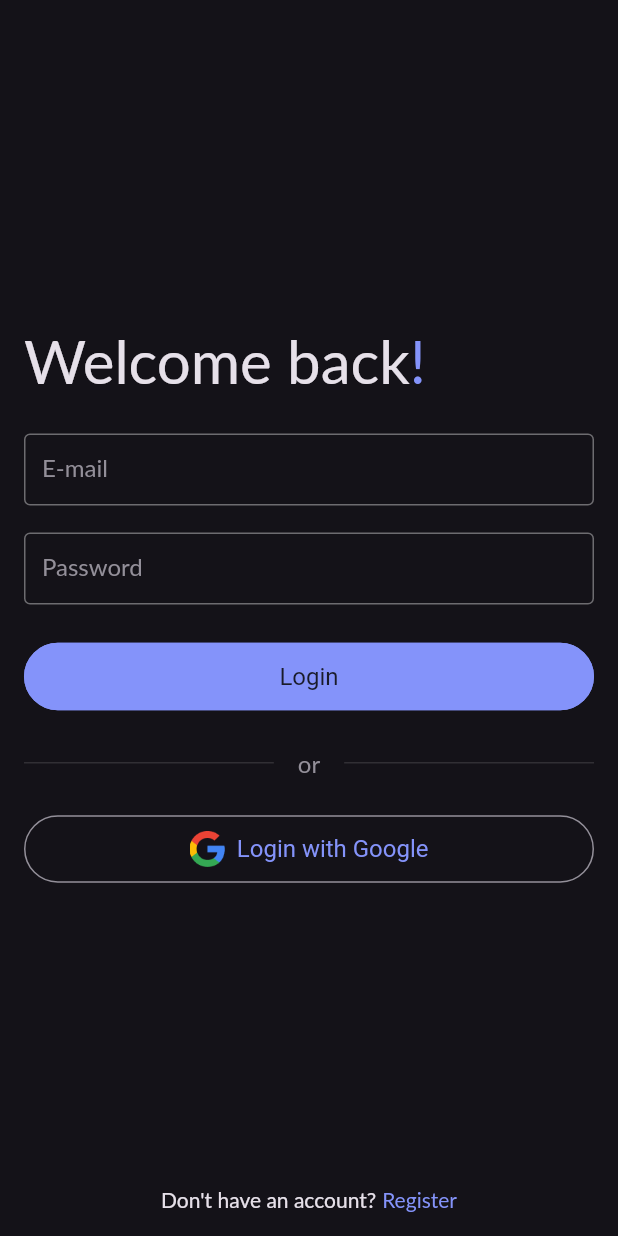
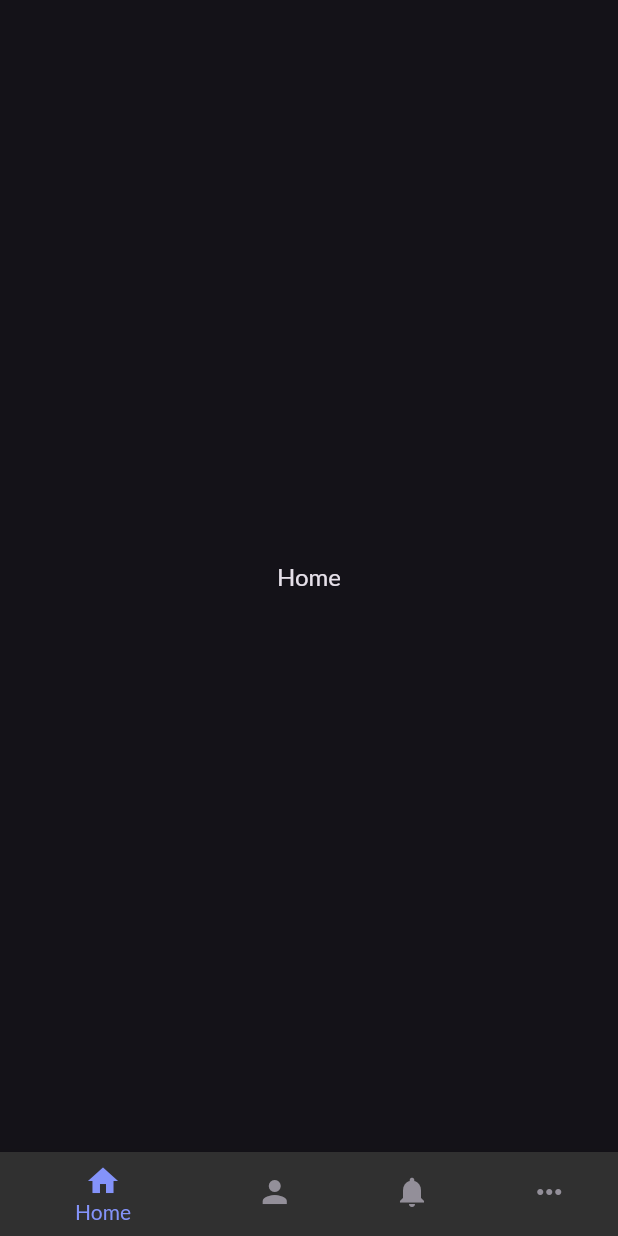
Before and after one commit to amaliamuresan/trivia_flutter, a Flutter app: the screen it shows after launch, after a tap on "Login", on a phone screen of 412 x 824 dp. Run offline on Flutter 3.47's test engine with Material 2 defaults, Android fonts, the phone set to English and light mode, and no system bars; our stand-ins replace go_router.

Commit message:
added bottom nav bar + routes

```diff
--- a/lib/main.dart
+++ b/lib/main.dart
@@ -7,7 +7,7 @@ void main() {
 }
 
 class MyApp extends StatelessWidget {
-  const MyApp({Key? key}) : super(key: key);
+  const MyApp({super.key});
 
   // This widget is the root of your application.
   @override
--- a/lib/src/features/authentication/views/login_screen.dart
+++ b/lib/src/features/authentication/views/login_screen.dart
@@ -52,7 +52,7 @@ class _LoginScreenState extends State<LoginScreen> {
             ),
             const SizedBox(height: 24),
             CustomButton.primary(
-              onPressed: () {},
+              onPressed: () => context.goNamed(RouteNames.home),
               text: 'Login',
             ),
             const SizedBox(height: 24),
@@ -74,7 +74,7 @@ class _LoginScreenState extends State<LoginScreen> {
                 const SizedBox(width: 4),
                 GestureDetector(
                   onTap: () {
-                    context.pushNamed(AppRoutes.register);
+                    context.pushNamed(RouteNames.register);
                   },
                   child: const Text(
                     'Register',
--- a/lib/src/features/authentication/views/register_screen.dart
+++ b/lib/src/features/authentication/views/register_screen.dart
@@ -18,7 +18,8 @@ class RegisterScreen extends StatefulWidget {
 class _RegisterScreenState extends State<RegisterScreen> {
   @override
   Widget build(BuildContext context) {
-    return Scaffold(
+    return Scaffold(resizeToAvoidBottomInset:false,
+
       body: Padding(
         padding: const EdgeInsets.all(AppMargins.regularMargin),
         child: Column(
@@ -75,7 +76,7 @@ class _RegisterScreenState extends State<RegisterScreen> {
                 ),
                 const SizedBox(width: 4),
                 GestureDetector(
-                  onTap: () => context.pushNamed(AppRoutes.login),
+                  onTap: () => context.pushNamed(RouteNames.login),
                   child: const Text(
                     'Login',
                     style: TextStyle(
--- /dev/null
+++ b/lib/src/features/main/presentation/main_screen.dart
@@ -0,0 +1,64 @@
+import 'package:flutter/material.dart';
+import 'package:go_router/go_router.dart';
+import 'package:trivia_app/src/widgets/app_bars/custom_bottom_nav_bar.dart';
+
+class MainScreen extends StatefulWidget {
+  const MainScreen({required this.child, super.key});
+
+  final Widget child;
+
+  @override
+  State<MainScreen> createState() => _MainScreenState();
+}
+
+class _MainScreenState extends State<MainScreen> {
+  int currentIndex = 0;
+
+  int get _currentIndex => _locationToTabIndex(GoRouter.of(context).location);
+
+  int _locationToTabIndex(String location) {
+    final index = tabs.indexWhere((t) => location.startsWith(t.initialLocation));
+    return index < 0 ? 0 : index;
+  }
+
+  void _onItemTapped(BuildContext context, int tabIndex) {
+    if (tabIndex != _currentIndex) {
+      context.go(tabs[tabIndex].initialLocation);
+    }
+  }
+
+  @override
+  Widget build(BuildContext context) {
+    return Scaffold(
+      body: widget.child,
+      bottomNavigationBar: CustomBottomNavBar(
+        items: tabs,
+        currentIndex: _currentIndex,
+        onItemTap: (index) => _onItemTapped(context, index),
+      ),
+    );
+  }
+
+  static const tabs = [
+    CustomNavBarItem(
+      initialLocation: '/home',
+      icon: Icon(Icons.home),
+      label: 'Home',
+    ),
+    CustomNavBarItem(
+      initialLocation: '/profile',
+      icon: Icon(Icons.person),
+      label: 'Profile',
+    ),
+    CustomNavBarItem(
+      icon: Icon(Icons.notifications),
+      label: 'Notifications',
+      initialLocation: '/notifications',
+    ),
+    CustomNavBarItem(
+      icon: Icon(Icons.more_horiz),
+      label: 'More',
+      initialLocation: '/more',
+    ),
+  ];
+}
--- /dev/null
+++ b/lib/src/routes/route_names.dart
@@ -0,0 +1,12 @@
+part of 'routes.dart';
+
+class RouteNames {
+  const RouteNames._();
+
+  static const String register = 'register';
+  static const String login = 'login';
+  static const String home = 'home';
+  static const String profile = 'profile';
+  static const String notifications = 'notifications';
+  static const String more = 'more';
+}
--- a/lib/src/routes/routes.dart
+++ b/lib/src/routes/routes.dart
@@ -1,13 +1,14 @@
 import 'package:flutter/cupertino.dart';
+import 'package:flutter/material.dart';
 import 'package:go_router/go_router.dart';
 import 'package:trivia_app/src/features/authentication/views/login_screen.dart';
 import 'package:trivia_app/src/features/authentication/views/register_screen.dart';
+import 'package:trivia_app/src/features/main/presentation/main_screen.dart';
+
+part 'route_names.dart';
 
 class AppRoutes {
   const AppRoutes._();
-
-  static const String register = 'register';
-  static const String login = 'login';
 
   static final GoRouter routes = GoRouter(
     routes: [
@@ -23,18 +24,82 @@ class AppRoutes {
       ),
       GoRoute(
         path: '/register',
-        name: register,
+        name: RouteNames.register,
         builder: (BuildContext context, GoRouterState state) {
           return const RegisterScreen();
         },
       ),
       GoRoute(
         path: '/login',
-        name: login,
+        name: RouteNames.login,
         builder: (BuildContext context, GoRouterState state) {
           return const LoginScreen();
         },
-      )
+      ),
+      _mainRoutes
+    ],
+  );
+
+  static final _mainRoutes = ShellRoute(
+    // navigatorKey: _shellMainNavigatorKey,
+    builder: (context, state, child) {
+      return Container(child: child);
+    },
+    routes: <RouteBase>[
+      GoRoute(
+        path: '/home',
+        name: RouteNames.home,
+        pageBuilder: (BuildContext context, GoRouterState state) {
+          return const NoTransitionPage(
+            child: MainScreen(
+              child: Center(
+                child: Text('Home'),
+              ),
+            ),
+          );
+        },
+      ),
+      GoRoute(
+        path: '/profile',
+        name: RouteNames.profile,
+        pageBuilder: (BuildContext context, GoRouterState state) {
+          return const NoTransitionPage(
+            child: MainScreen(
+              child: Center(
+                child: Text('Profile'),
+              ),
+            ),
+          );
+        },
+      ),
+      GoRoute(
+        path: '/notifications',
+        name: RouteNames.notifications,
+        pageBuilder: (BuildContext context, GoRouterState state) {
+          return const NoTransitionPage(
+            child: MainScreen(
+              child: Center(
+                child: Text(
+                  'Notifications',
+                ),
+              ),
+            ),
+          );
+        },
+      ),
+      GoRoute(
+        path: '/more',
+        name: RouteNames.more,
+        pageBuilder: (BuildContext context, GoRouterState state) {
+          return const NoTransitionPage(
+            child: MainScreen(
+              child: Center(
+                child: Text('More'),
+              ),
+            ),
+          );
+        },
+      ),
     ],
   );
 }
--- a/lib/src/style/theme.dart
+++ b/lib/src/style/theme.dart
@@ -59,6 +59,6 @@ class AppTheme {
       cursorColor: AppColors.primary,
       selectionHandleColor: AppColors.accentColor,
     ),
-    bottomAppBarTheme: const BottomAppBarTheme(color: AppColors.surface),
+    bottomAppBarTheme: const BottomAppBarTheme(color: AppColors.surface, elevation: 0),
   );
 }
--- /dev/null
+++ b/lib/src/widgets/app_bars/custom_bottom_nav_bar.dart
@@ -0,0 +1,37 @@
+import 'package:flutter/material.dart';
+import 'package:trivia_app/src/style/style.dart';
+
+class CustomBottomNavBar extends StatelessWidget {
+  const CustomBottomNavBar({
+    required this.currentIndex,
+    required this.onItemTap,
+    required this.items,
+    super.key,
+  });
+
+  final int currentIndex;
+  final void Function(int) onItemTap;
+  final List<BottomNavigationBarItem> items;
+
+  @override
+  Widget build(BuildContext context) {
+    return BottomNavigationBar(
+      currentIndex: currentIndex,
+      onTap: onItemTap,
+      items: items,
+      selectedItemColor: AppColors.primary,
+      unselectedItemColor: AppColors.greyLight,
+      enableFeedback: true,
+    );
+  }
+}
+
+class CustomNavBarItem extends BottomNavigationBarItem {
+  const CustomNavBarItem({
+    required this.initialLocation,
+    required super.icon,
+    super.label,
+  });
+
+  final String initialLocation;
+}
```
Also changed, not shown: pubspec.lock.
